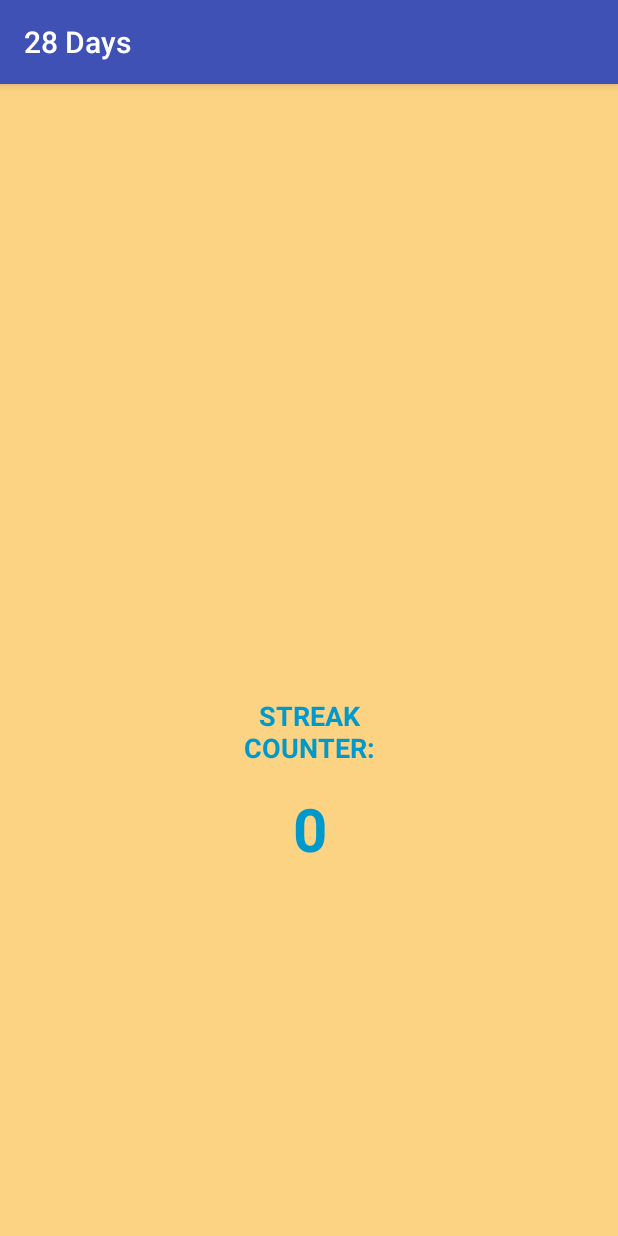
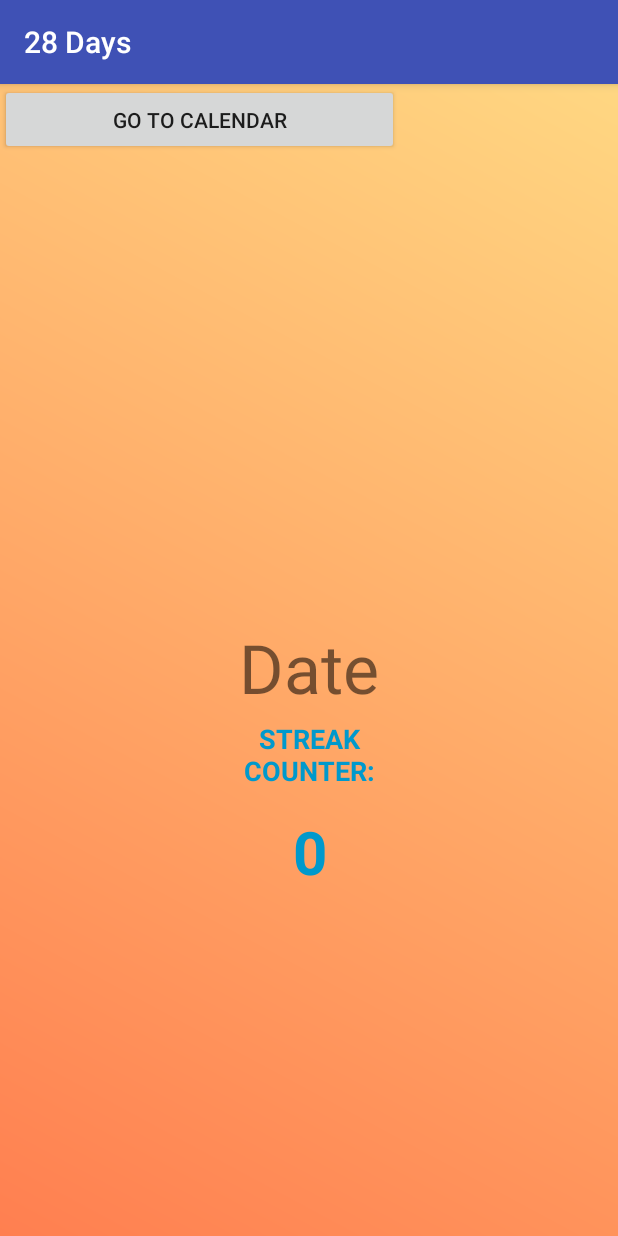
Before and after one commit to Alying/28-Days, an Android app: the ThirdActivity screen opened directly, with no data from a screen before it, on a phone screen of 412 x 824 dp. Run offline under Robolectric (Android 15) with nearby library versions, the phone set to English and light mode, and no system bars; Roboto replaces fonts that are not available here.

Commit message:
Adding calendar

```diff
--- a/app/src/main/res/layout/activity_second.xml
+++ b/app/src/main/res/layout/activity_second.xml
@@ -45,6 +45,8 @@
             android:id="@+id/habitInput"
             android:layout_width="match_parent"
             android:layout_height="wrap_content"
+            android:ellipsize="start"
+            android:gravity="center"
             android:hint="NAME YO HABIT" />
     </android.support.design.widget.TextInputLayout>
 
--- a/app/src/main/res/layout/activity_third.xml
+++ b/app/src/main/res/layout/activity_third.xml
@@ -4,8 +4,31 @@
     xmlns:tools="http://schemas.android.com/tools"
     android:layout_width="match_parent"
     android:layout_height="match_parent"
-    android:background="@color/screenBackground2"
+    android:background="@drawable/gradient"
     tools:context=".ThirdActivity">
+
+    <TextView
+        android:id="@+id/date"
+        android:layout_width="0dp"
+        android:layout_height="51dp"
+        android:text="Date"
+        android:textAlignment="center"
+        android:textSize="45dp"
+        android:visibility="visible"
+        app:layout_constraintBottom_toBottomOf="parent"
+        app:layout_constraintHorizontal_bias="0.0"
+        app:layout_constraintLeft_toLeftOf="parent"
+        app:layout_constraintRight_toRightOf="parent"
+        app:layout_constraintTop_toTopOf="parent" />
+
+    <Button
+        android:id="@+id/btngocalendar"
+        android:layout_width="266dp"
+        android:layout_height="47dp"
+        android:text="Go to calendar"
+        tools:layout_editor_absoluteX="59dp"
+        tools:layout_editor_absoluteY="169dp" />
+
 
     <TextView
         android:id="@+id/habitHeader"
@@ -25,9 +48,10 @@
         app:fontFamily="@font/oxygen_bold"
         app:layout_constraintBottom_toBottomOf="parent"
         app:layout_constraintEnd_toEndOf="parent"
+        app:layout_constraintHorizontal_bias="0.502"
         app:layout_constraintStart_toStartOf="parent"
         app:layout_constraintTop_toTopOf="parent"
-        app:layout_constraintVertical_bias="0.09" />
+        app:layout_constraintVertical_bias="0.151" />
 
     <TextView
         android:id="@+id/textView2"
@@ -37,7 +61,7 @@
         android:layout_marginLeft="8dp"
         android:layout_marginRight="8dp"
         android:layout_marginStart="8dp"
-        android:layout_marginTop="292dp"
+        android:layout_marginTop="264dp"
         android:gravity="center"
         android:text="STREAK COUNTER:"
         android:textColor="@android:color/holo_blue_dark"
--- /dev/null
+++ b/app/src/main/res/layout/calendar_layout.xml
@@ -0,0 +1,10 @@
+<?xml version="1.0" encoding="utf-8"?>
+<LinearLayout xmlns:android="http://schemas.android.com/apk/res/android"
+    android:orientation="vertical" android:layout_width="match_parent"
+    android:layout_height="match_parent">
+
+    <CalendarView
+        android:id="@+id/calendarView"
+        android:layout_width="match_parent"
+        android:layout_height="wrap_content" />
+</LinearLayout>
```
